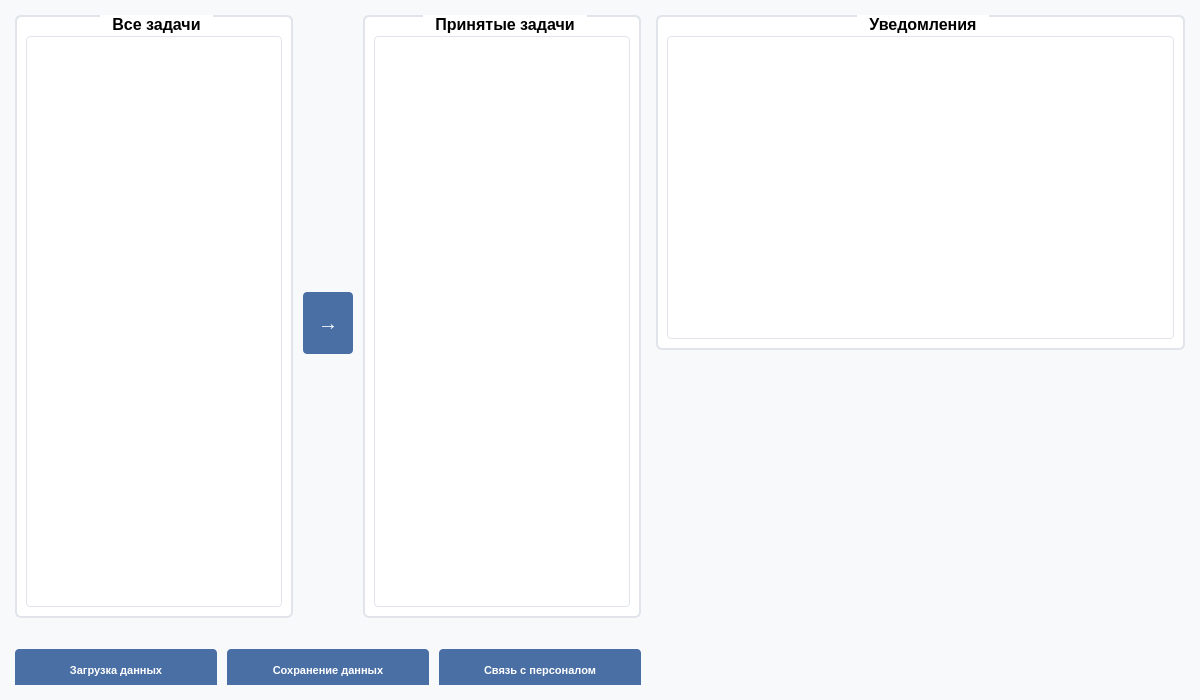
Above: UI/Staff/Окно обслуживающего персонала.ui from Ainyr-Akhmadishin/Hotel_management_system before the change. Below: the same form after it.
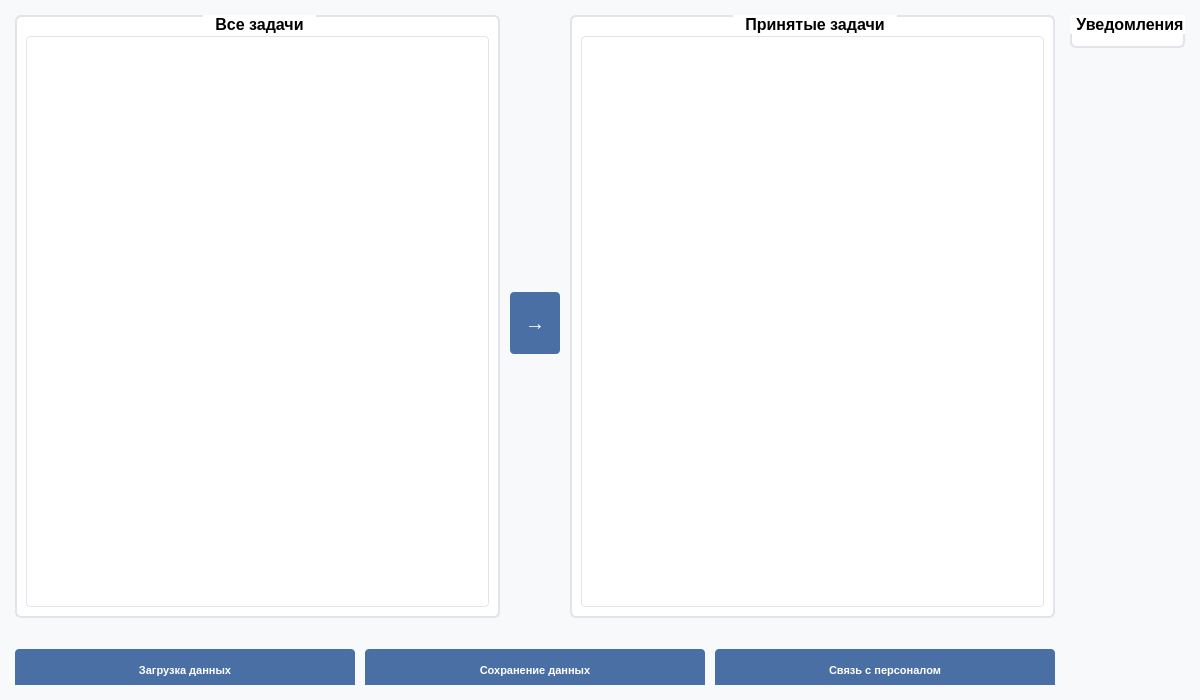
That is the form after the change.

What changed in the file:
```diff
--- a/UI/Staff/Окно обслуживающего персонала.ui
+++ b/UI/Staff/Окно обслуживающего персонала.ui
@@ -414,20 +414,7 @@
          <property name="title">
           <string>Уведомления</string>
          </property>
-         <layout class="QVBoxLayout" name="notifications_layout">
-          <item>
-           <widget class="QTextEdit" name="notifications_text">
-            <property name="font">
-             <font>
-              <pointsize>-1</pointsize>
-             </font>
-            </property>
-            <property name="readOnly">
-             <bool>true</bool>
-            </property>
-           </widget>
-          </item>
-         </layout>
+         <layout class="QVBoxLayout" name="notifications_layout"/>
         </widget>
        </item>
        <item>
```
Left out of the diff: 2 changed lines with no effect on the pictures.
